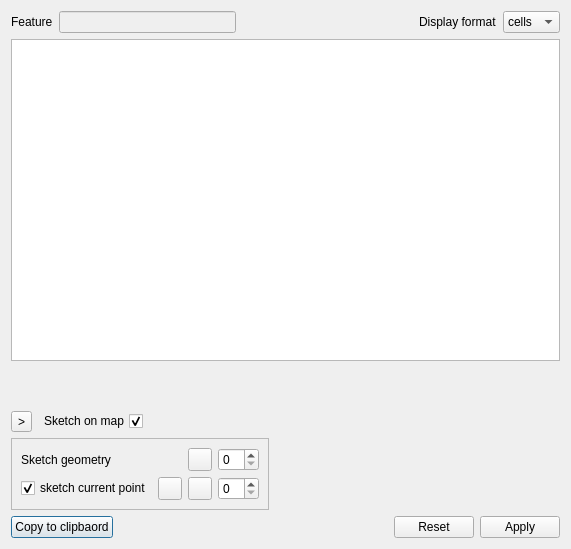
Above: ui_geomeditor.ui from 3nids/plaingeometryeditor before the change. Below: the same form after it.
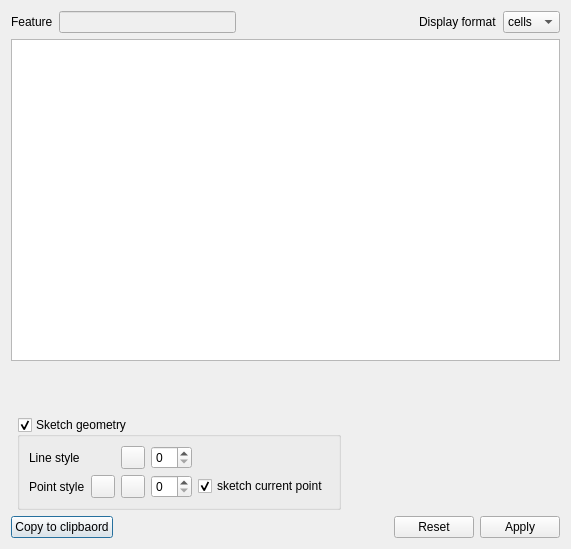
That is the form after the change. Custom widgets are drawn as their Qt base class.

Commit message: collapsible groupbox

```diff
--- a/ui_geomeditor.ui
+++ b/ui_geomeditor.ui
@@ -14,63 +14,7 @@
    <string>Plain Geometry Editor</string>
   </property>
   <layout class="QGridLayout" name="gridLayout_4">
-   <item row="4" column="0">
-    <widget class="QFrame" name="rubberSettingsFrame">
-     <property name="frameShape">
-      <enum>QFrame::StyledPanel</enum>
-     </property>
-     <property name="midLineWidth">
-      <number>0</number>
-     </property>
-     <layout class="QGridLayout" name="gridLayout_5">
-      <item row="1" column="0">
-       <widget class="QCheckBox" name="checkBox">
-        <property name="text">
-         <string>sketch current point</string>
-        </property>
-        <property name="checked">
-         <bool>true</bool>
-        </property>
-       </widget>
-      </item>
-      <item row="0" column="2">
-       <widget class="QToolButton" name="toolButton_2">
-        <property name="text">
-         <string/>
-        </property>
-       </widget>
-      </item>
-      <item row="0" column="0">
-       <widget class="QLabel" name="label_2">
-        <property name="text">
-         <string>Sketch geometry</string>
-        </property>
-       </widget>
-      </item>
-      <item row="1" column="2">
-       <widget class="QToolButton" name="toolButton_3">
-        <property name="text">
-         <string/>
-        </property>
-       </widget>
-      </item>
-      <item row="0" column="3">
-       <widget class="QSpinBox" name="spinBox"/>
-      </item>
-      <item row="1" column="3">
-       <widget class="QSpinBox" name="spinBox_2"/>
-      </item>
-      <item row="1" column="1">
-       <widget class="QToolButton" name="toolButton_4">
-        <property name="text">
-         <string/>
-        </property>
-       </widget>
-      </item>
-     </layout>
-    </widget>
-   </item>
-   <item row="4" column="1">
+   <item row="4" column="2">
     <spacer name="horizontalSpacer_4">
      <property name="orientation">
       <enum>Qt::Horizontal</enum>
@@ -83,10 +27,7 @@
      </property>
     </spacer>
    </item>
-   <item row="1" column="0" colspan="2">
-    <widget class="QTextEdit" name="geomTextEdit"/>
-   </item>
-   <item row="5" column="0" colspan="2">
+   <item row="5" column="0" colspan="3">
     <widget class="QWidget" name="w5" native="true">
      <layout class="QGridLayout" name="gridLayout_2">
       <property name="margin">
@@ -129,7 +70,10 @@
      </layout>
     </widget>
    </item>
-   <item row="2" column="0" colspan="2">
+   <item row="1" column="0" colspan="3">
+    <widget class="QTextEdit" name="geomTextEdit"/>
+   </item>
+   <item row="2" column="0" colspan="3">
     <widget class="QWidget" name="w2" native="true">
      <layout class="QGridLayout" name="gridLayout_6">
       <item row="0" column="0">
@@ -155,55 +99,7 @@
      </layout>
     </widget>
    </item>
-   <item row="3" column="0" colspan="2">
-    <widget class="QWidget" name="w3" native="true">
-     <layout class="QGridLayout" name="gridLayout">
-      <property name="margin">
-       <number>0</number>
-      </property>
-      <item row="0" column="0">
-       <widget class="QToolButton" name="toolButton">
-        <property name="text">
-         <string>&gt;</string>
-        </property>
-        <property name="checkable">
-         <bool>true</bool>
-        </property>
-        <property name="checked">
-         <bool>false</bool>
-        </property>
-       </widget>
-      </item>
-      <item row="0" column="1">
-       <widget class="QCheckBox" name="sketchBox">
-        <property name="layoutDirection">
-         <enum>Qt::RightToLeft</enum>
-        </property>
-        <property name="text">
-         <string>Sketch on map</string>
-        </property>
-        <property name="checked">
-         <bool>true</bool>
-        </property>
-       </widget>
-      </item>
-      <item row="0" column="2">
-       <spacer name="horizontalSpacer_2">
-        <property name="orientation">
-         <enum>Qt::Horizontal</enum>
-        </property>
-        <property name="sizeHint" stdset="0">
-         <size>
-          <width>255</width>
-          <height>20</height>
-         </size>
-        </property>
-       </spacer>
-      </item>
-     </layout>
-    </widget>
-   </item>
-   <item row="0" column="0" colspan="2">
+   <item row="0" column="0" colspan="3">
     <widget class="QWidget" name="w0" native="true">
      <layout class="QGridLayout" name="gridLayout_3">
       <property name="margin">
@@ -265,8 +161,91 @@
      </layout>
     </widget>
    </item>
+   <item row="3" column="0" colspan="3">
+    <widget class="QWidget" name="w3" native="true">
+     <layout class="QGridLayout" name="gridLayout">
+      <property name="margin">
+       <number>0</number>
+      </property>
+     </layout>
+    </widget>
+   </item>
+   <item row="4" column="1">
+    <widget class="QgsCollapsibleGroupBoxBasic" name="sketchBox">
+     <property name="title">
+      <string>Sketch geometry</string>
+     </property>
+     <property name="checkable">
+      <bool>true</bool>
+     </property>
+     <property name="collapsed" stdset="0">
+      <bool>true</bool>
+     </property>
+     <layout class="QGridLayout" name="gridLayout_7">
+      <item row="0" column="3">
+       <widget class="QSpinBox" name="spinBox"/>
+      </item>
+      <item row="1" column="3">
+       <widget class="QSpinBox" name="spinBox_2"/>
+      </item>
+      <item row="1" column="1">
+       <widget class="QToolButton" name="toolButton_4">
+        <property name="text">
+         <string/>
+        </property>
+       </widget>
+      </item>
+      <item row="0" column="2">
+       <widget class="QToolButton" name="toolButton_2">
+        <property name="text">
+         <string/>
+        </property>
+       </widget>
+      </item>
+      <item row="0" column="0">
+       <widget class="QLabel" name="label_2">
+        <property name="text">
+         <string>Line style</string>
+        </property>
+       </widget>
+      </item>
+      <item row="1" column="2">
+       <widget class="QToolButton" name="toolButton_3">
+        <property name="text">
+         <string/>
+        </property>
+       </widget>
+      </item>
+      <item row="1" column="4">
+       <widget class="QCheckBox" name="checkBox">
+        <property name="text">
+         <string>sketch current point</string>
+        </property>
+        <property name="checked">
+         <bool>true</bool>
+        </property>
+       </widget>
+      </item>
+      <item row="1" column="0">
+       <widget class="QLabel" name="label_3">
+        <property name="text">
+         <string>Point style</string>
+        </property>
+       </widget>
+      </item>
+     </layout>
+    </widget>
+   </item>
   </layout>
  </widget>
+ <customwidgets>
+  <customwidget>
+   <class>QgsCollapsibleGroupBoxBasic</class>
+   <extends>QGroupBox</extends>
+   <header>qgis.gui</header>
+   <container>1</container>
+  </customwidget>
+ </customwidgets>
  <resources/>
  <connections>
   <connection>
```
Left out of the diff: 35 changed lines with no effect on the pictures. The commit also changes 2 other files.
